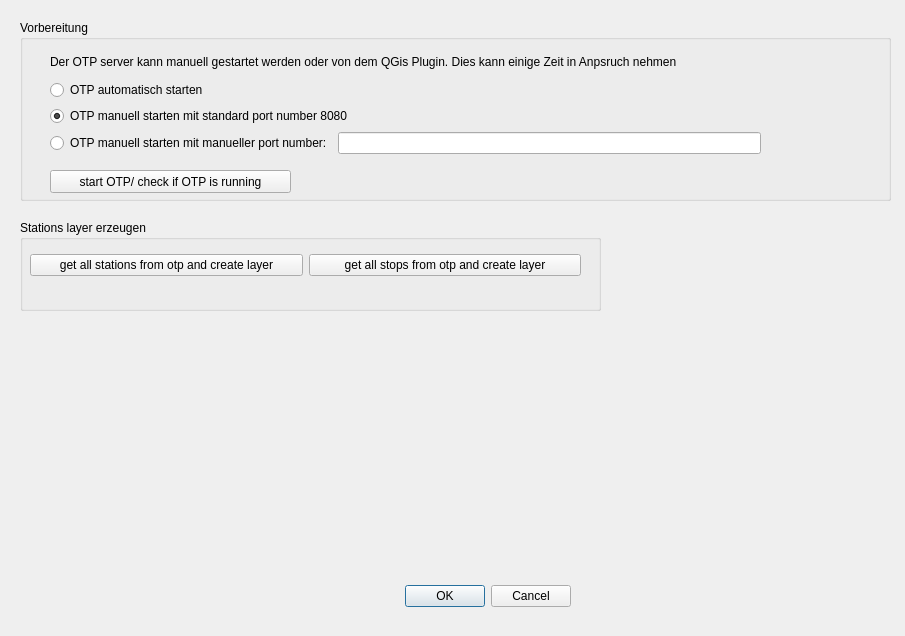
Old version of the form public_transit_analysis_dialog_base.ui in the repository ThanDerJoren/transitReachabilityAnalyser.
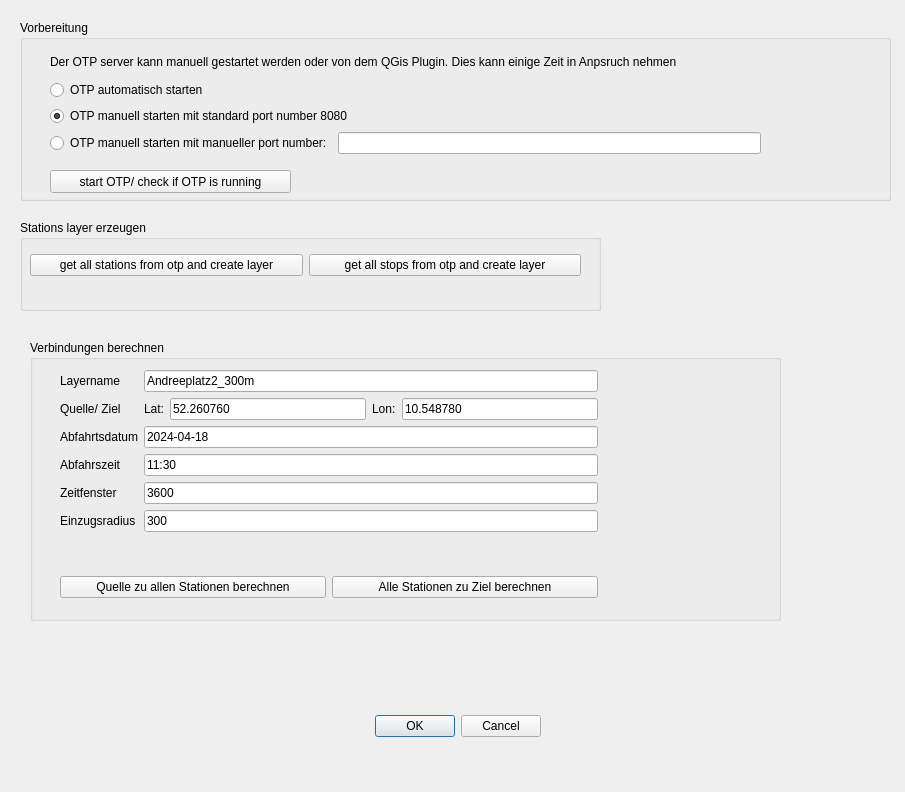
New version of the form.

Commit message: new method create_itineraries_from_start_to_each_station and itineraries_data_from_otp_to_geopackage. New GUI elements for these methods. Walk itinerary wasn't selected by one mmethod, solved this Problem

Diff of the .ui file:
```diff
--- a/public_transit_analysis_dialog_base.ui
+++ b/public_transit_analysis_dialog_base.ui
@@ -7,7 +7,7 @@
     <x>0</x>
     <y>0</y>
     <width>905</width>
-    <height>636</height>
+    <height>792</height>
    </rect>
   </property>
   <property name="windowTitle">
@@ -16,8 +16,8 @@
   <widget class="QDialogButtonBox" name="button_box">
    <property name="geometry">
     <rect>
-     <x>230</x>
-     <y>580</y>
+     <x>200</x>
+     <y>710</y>
      <width>341</width>
      <height>32</height>
     </rect>
@@ -154,6 +154,162 @@
     </layout>
    </widget>
   </widget>
+  <widget class="QGroupBox" name="groupBox_3">
+   <property name="geometry">
+    <rect>
+     <x>30</x>
+     <y>340</y>
+     <width>751</width>
+     <height>281</height>
+    </rect>
+   </property>
+   <property name="title">
+    <string>Verbindungen berechnen</string>
+   </property>
+   <widget class="QWidget" name="layoutWidget">
+    <property name="geometry">
+     <rect>
+      <x>30</x>
+      <y>30</y>
+      <width>538</width>
+      <height>228</height>
+     </rect>
+    </property>
+    <layout class="QVBoxLayout" name="verticalLayout_2">
+     <item>
+      <layout class="QFormLayout" name="formLayout">
+       <item row="1" column="0">
+        <widget class="QLabel" name="label">
+         <property name="text">
+          <string>Quelle/ Ziel</string>
+         </property>
+        </widget>
+       </item>
+       <item row="1" column="1">
+        <layout class="QHBoxLayout" name="horizontalLayout_3">
+         <item>
+          <widget class="QLabel" name="label_7">
+           <property name="text">
+            <string>Lat:</string>
+           </property>
+          </widget>
+         </item>
+         <item>
+          <widget class="QLineEdit" name="le_lat_of_start_end">
+           <property name="text">
+            <string>52.260760</string>
+           </property>
+          </widget>
+         </item>
+         <item>
+          <widget class="QLabel" name="label_8">
+           <property name="text">
+            <string>Lon:</string>
+           </property>
+          </widget>
+         </item>
+         <item>
+          <widget class="QLineEdit" name="le_lon_of_start_end">
+           <property name="text">
+            <string>10.548780</string>
+           </property>
+          </widget>
+         </item>
+        </layout>
+       </item>
+       <item row="2" column="0">
+        <widget class="QLabel" name="label_5">
+         <property name="text">
+          <string>Abfahrtsdatum</string>
+         </property>
+        </widget>
+       </item>
+       <item row="2" column="1">
+        <widget class="QLineEdit" name="le_date">
+         <property name="text">
+          <string>2024-04-18</string>
+         </property>
+        </widget>
+       </item>
+       <item row="3" column="0">
+        <widget class="QLabel" name="label_3">
+         <property name="text">
+          <string>Abfahrszeit</string>
+         </property>
+        </widget>
+       </item>
+       <item row="3" column="1">
+        <widget class="QLineEdit" name="le_time">
+         <property name="text">
+          <string>11:30</string>
+         </property>
+        </widget>
+       </item>
+       <item row="4" column="0">
+        <widget class="QLabel" name="label_4">
+         <property name="text">
+          <string>Zeitfenster</string>
+         </property>
+        </widget>
+       </item>
+       <item row="4" column="1">
+        <widget class="QLineEdit" name="le_searchWindow">
+         <property name="text">
+          <string>3600</string>
+         </property>
+        </widget>
+       </item>
+       <item row="5" column="0">
+        <widget class="QLabel" name="label_6">
+         <property name="text">
+          <string>Einzugsradius</string>
+         </property>
+        </widget>
+       </item>
+       <item row="5" column="1">
+        <widget class="QLineEdit" name="le_catchment_area">
+         <property name="text">
+          <string>300</string>
+         </property>
+        </widget>
+       </item>
+       <item row="0" column="0">
+        <widget class="QLabel" name="label_9">
+         <property name="text">
+          <string>Layername</string>
+         </property>
+        </widget>
+       </item>
+       <item row="0" column="1">
+        <widget class="QLineEdit" name="le_layer_name">
+         <property name="text">
+          <string>Andreeplatz2_300m</string>
+         </property>
+        </widget>
+       </item>
+      </layout>
+     </item>
+     <item>
+      <layout class="QHBoxLayout" name="horizontalLayout_4">
+       <item>
+        <widget class="QPushButton" name="pb_start_to_all_stations">
+         <property name="text">
+          <string>Quelle zu allen Stationen berechnen</string>
+         </property>
+        </widget>
+       </item>
+       <item>
+        <widget class="QPushButton" name="pb_all_stations_to_end">
+         <property name="text">
+          <string>Alle Stationen zu Ziel berechnen</string>
+         </property>
+        </widget>
+       </item>
+      </layout>
+     </item>
+    </layout>
+   </widget>
+  </widget>
  </widget>
  <resources/>
  <connections>
```
Left out of the diff: 2 changed lines with no effect on the pictures. The commit also changes 2 other files.
